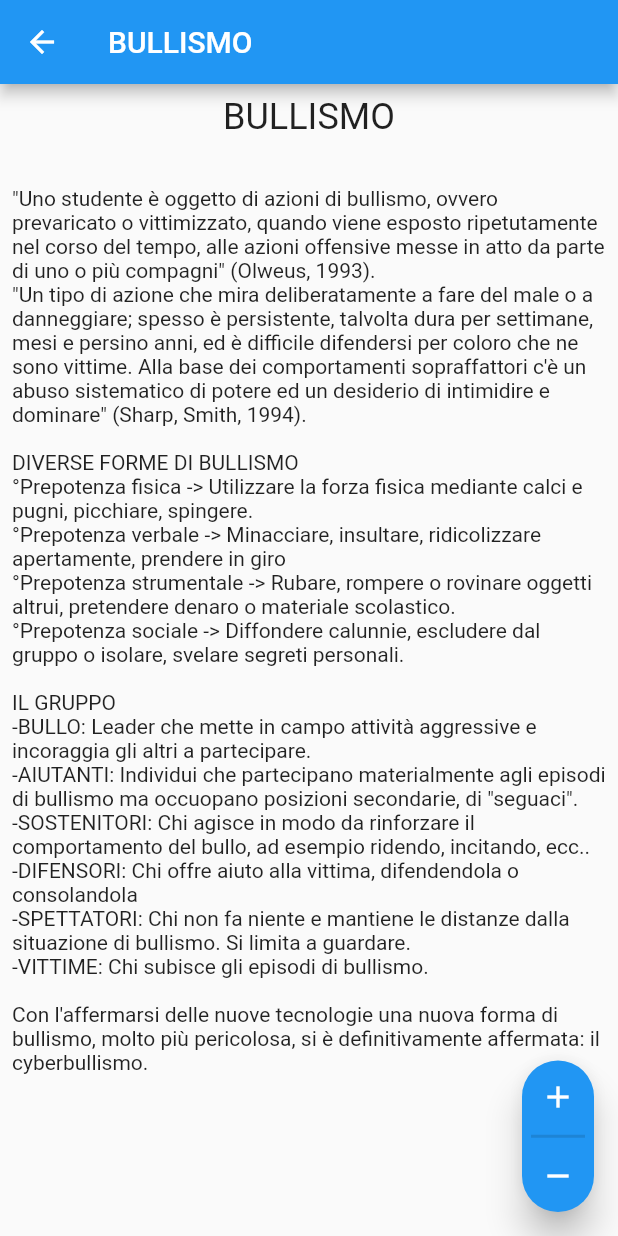
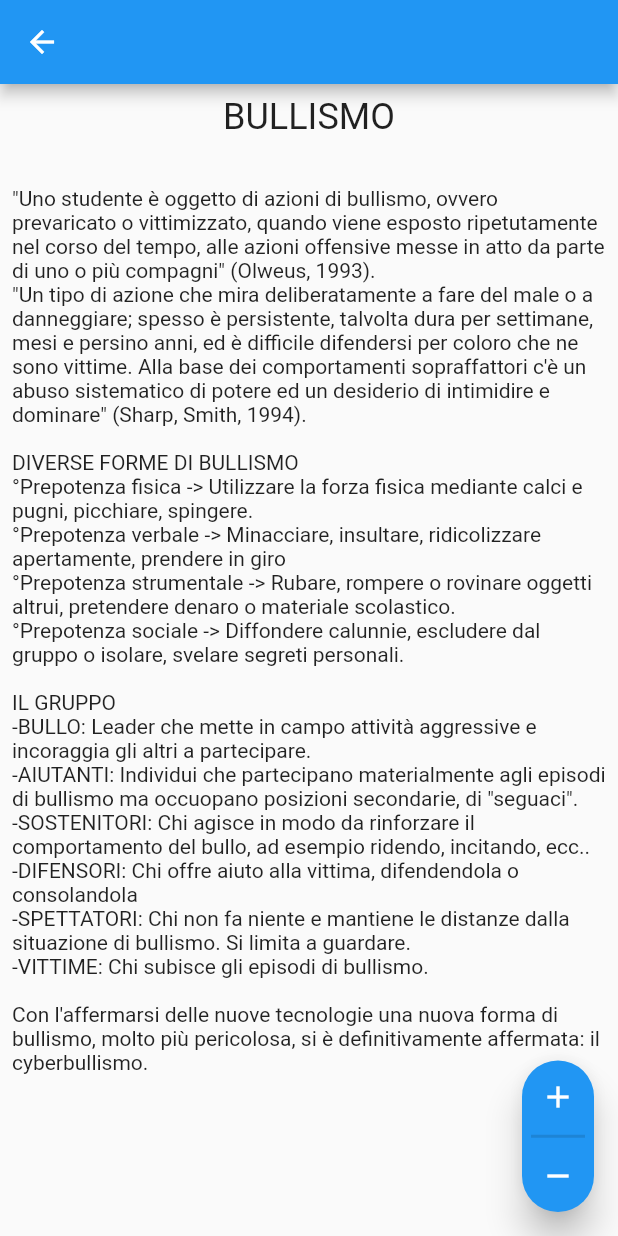
Before and after one commit to Glydric/cyberbullism_bully, a Flutter app: the screen it shows after launch, after a tap on "BULLISMO", on a phone screen of 412 x 824 dp. Run offline on Flutter 3.47's test engine with Material 2 defaults, Android fonts, the phone set to English and light mode, and no system bars; our stand-ins replace shared_preferences.

Commit message:
removed title

```diff
--- a/lib/View/learning/learning_big_view.dart
+++ b/lib/View/learning/learning_big_view.dart
@@ -50,7 +50,7 @@ class _LearningBigViewState extends State<LearningBigView> {
           elevation: 10,
           child: zoomFabs,
         ),
-        appBar: AppBar(title: Text(widget.element.title)),
+        appBar: AppBar(),
         body: ListView(
           padding: const EdgeInsets.all(8),
           children: [
```
